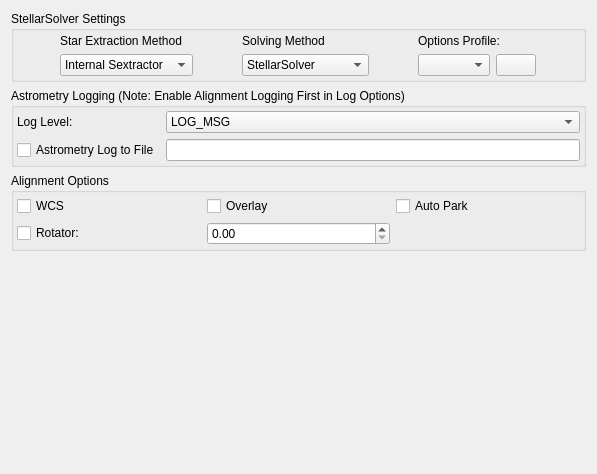
The window that kstars/ekos/align/opsalign.ui (KDE/kstars) describes before a commit, drawn with Qt 5.
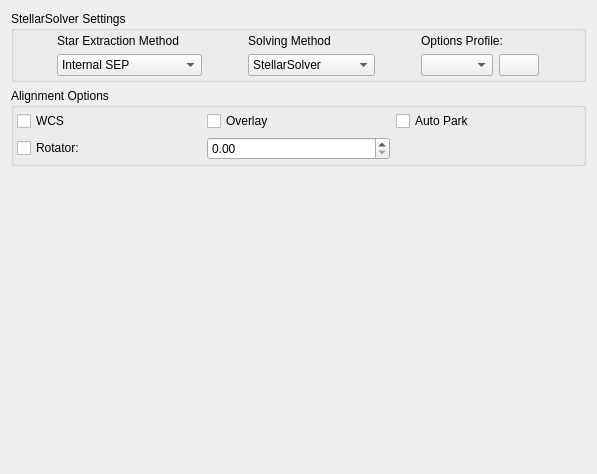
The same window after the commit.

The edit to the form file:
```diff
--- a/kstars/ekos/align/opsalign.ui
+++ b/kstars/ekos/align/opsalign.ui
@@ -53,9 +53,12 @@
       </item>
       <item row="1" column="1">
        <widget class="QComboBox" name="kcfg_SolveSextractorType">
+        <property name="toolTip">
+         <string>Options for the method of Star Extraction.  Internal SEP uses an internal library in KStars, External Sextractor requires an external program, and Built In uses whatever default Star Extraction process your selected solving method uses.</string>
+        </property>
         <item>
          <property name="text">
-          <string>Internal Sextractor</string>
+          <string>Internal SEP</string>
          </property>
         </item>
         <item>
@@ -65,13 +68,16 @@
         </item>
         <item>
          <property name="text">
-          <string>BuiltIn Sextractor</string>
+          <string>BuiltIn Star Extraction</string>
          </property>
         </item>
        </widget>
       </item>
       <item row="1" column="2">
        <widget class="QComboBox" name="kcfg_SolverType">
+        <property name="toolTip">
+         <string>Selects the method of plate solving with the StellarSolver Library.  The StellarSolver option uses StellarSolver's internal build of Astrometry.net and requires no external programs.  Local Astrometry uses a local installation of command line astrometry.net on Linux and Mac or ANSVR on Windows.  ASTAP uses a local installation of the ASTAP program.  And Online uses either astrometry.net over the internet or ANSVR on a nearby computer.</string>
+        </property>
         <item>
          <property name="text">
           <string>StellarSolver</string>
@@ -148,6 +154,9 @@
             <verstretch>0</verstretch>
            </sizepolicy>
           </property>
+          <property name="toolTip">
+           <string>Selects the Options Profile to use for Plate Solving</string>
+          </property>
           <property name="currentIndex">
            <number>-1</number>
           </property>
@@ -155,6 +164,9 @@
         </item>
         <item>
          <widget class="QPushButton" name="editSolverProfile">
+          <property name="toolTip">
+           <string>Opens the currently selected Options Profile in the Options Profile Editor</string>
+          </property>
           <property name="text">
            <string/>
           </property>
@@ -165,71 +177,6 @@
      </layout>
     </widget>
    </item>
-   <item>
-    <widget class="QGroupBox" name="groupBox">
-     <property name="title">
-      <string>Astrometry Logging (Note: Enable Alignment Logging First in Log Options)</string>
-     </property>
-     <layout class="QGridLayout" name="gridLayout">
-      <property name="leftMargin">
-       <number>3</number>
-      </property>
-      <property name="topMargin">
-       <number>3</number>
-      </property>
-      <property name="rightMargin">
-       <number>3</number>
-      </property>
-      <property name="bottomMargin">
-       <number>3</number>
-      </property>
-      <item row="0" column="1">
-       <widget class="QComboBox" name="kcfg_LoggerLevel">
-        <property name="currentIndex">
-         <number>1</number>
-        </property>
-        <item>
-         <property name="text">
-          <string>LOG_NONE</string>
-         </property>
-        </item>
-        <item>
-         <property name="text">
-          <string>LOG_MSG</string>
-         </property>
-        </item>
-        <item>
-         <property name="text">
-          <string>LOG_VERB</string>
-         </property>
-        </item>
-        <item>
-         <property name="text">
-          <string>LOG_ALL</string>
-         </property>
-        </item>
-       </widget>
-      </item>
-      <item row="0" column="0">
-       <widget class="QLabel" name="label_34">
-        <property name="text">
-         <string>Log Level:</string>
-        </property>
-       </widget>
-      </item>
-      <item row="1" column="0">
-       <widget class="QCheckBox" name="kcfg_AstrometryLogToFile">
-        <property name="text">
-         <string>Astrometry Log to File</string>
-        </property>
-       </widget>
-      </item>
-      <item row="1" column="1">
-       <widget class="QLineEdit" name="kcfg_AstrometryLogFilepath"/>
-      </item>
-     </layout>
-    </widget>
-   </item>
    <item>
     <widget class="QGroupBox" name="groupBox_2">
      <property name="title">
```
